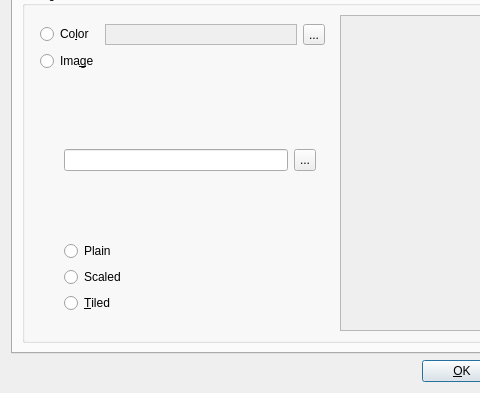
First picture: the form in bin/mappropertiesdialog.ui, repository dyle/rpgmapper, before the edit; both pictures show x 0 to 480 and y 88 to 481 of the 599 by 481 pixel window.
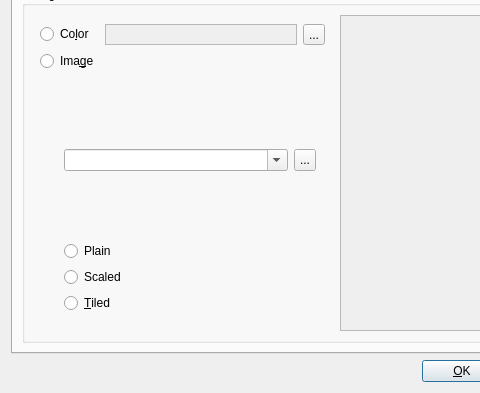
Second picture: the form after the edit. The open tabs and pages were chosen to show the change. Icons and pictures are not drawn. Custom widgets are drawn as their Qt base class.

Commit message: adds system and user background image loading in map properties

The edit to the form file:
```diff
--- a/bin/mappropertiesdialog.ui
+++ b/bin/mappropertiesdialog.ui
@@ -736,8 +736,8 @@
                     <number>0</number>
                    </property>
                    <item>
-                    <widget class="QLineEdit" name="backgroundImageFileLineEdit">
-                     <property name="readOnly">
+                    <widget class="QComboBox" name="backgroundImageFileComboBox">
+                     <property name="editable">
                       <bool>true</bool>
                      </property>
                     </widget>
```
Left out of the diff: 5 changed lines with no effect on the pictures. The commit also changes 3 other files.
